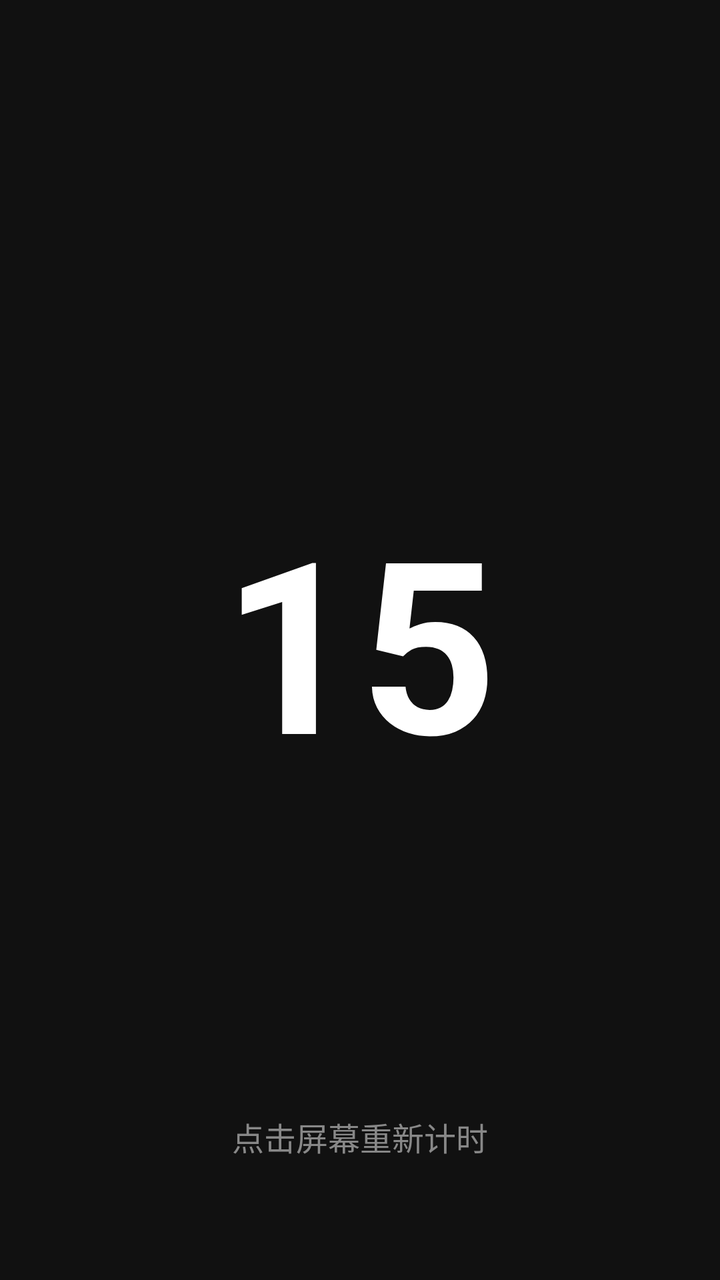
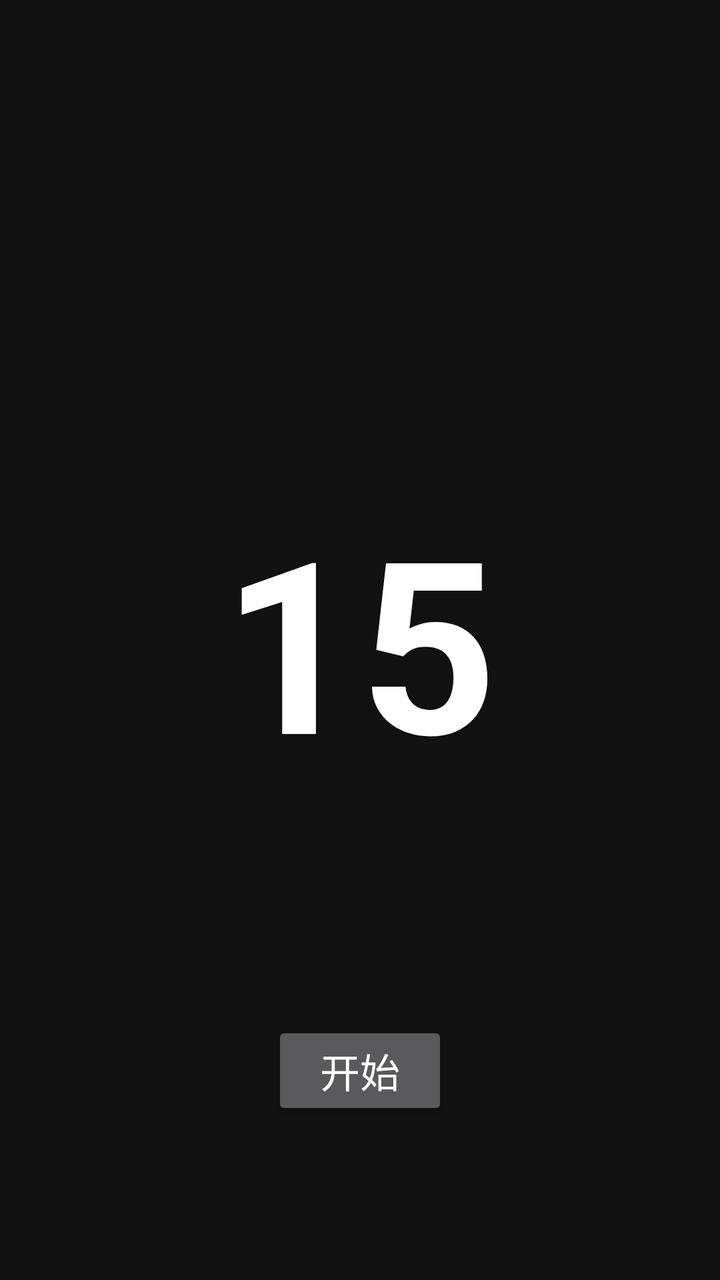

Two renders of the same Android screen: before a commit and after it. Below are the layout's source before the change and the commit's diff.
<!-- AndroidManifest.xml: application theme AppTheme -->
<!-- res/layout/activity_main.xml -->
<?xml version="1.0" encoding="utf-8"?>
<FrameLayout xmlns:android="http://schemas.android.com/apk/res/android"
    android:layout_width="match_parent"
    android:layout_height="match_parent"
    android:background="#111111">

    <TextView
        android:id="@+id/tvTimer"
        android:layout_width="wrap_content"
        android:layout_height="wrap_content"
        android:layout_gravity="center"
        android:text="15"
        android:textColor="#FFFFFF"
        android:textSize="120sp"
        android:textStyle="bold" />

    <TextView
        android:layout_width="wrap_content"
        android:layout_height="wrap_content"
        android:layout_gravity="bottom|center_horizontal"
        android:layout_marginBottom="60dp"
        android:text="点击屏幕重新计时"
        android:textColor="#888888"
        android:textSize="16sp" />

</FrameLayout>
<!-- resources referenced by this layout -->
<resources>
  <style name="AppTheme" parent="Theme.AppCompat.NoActionBar">
          <item name="android:windowBackground">#111111</item>
      </style>
</resources>

<!-- the commit's change to res/layout/activity_main.xml (unified diff, before → after) -->
@@ -14,13 +14,29 @@
         android:textSize="120sp"
         android:textStyle="bold" />
 
-    <TextView
+    <LinearLayout
         android:layout_width="wrap_content"
         android:layout_height="wrap_content"
         android:layout_gravity="bottom|center_horizontal"
-        android:layout_marginBottom="60dp"
-        android:text="点击屏幕重新计时"
-        android:textColor="#888888"
-        android:textSize="16sp" />
+        android:layout_marginBottom="80dp"
+        android:orientation="horizontal">
+
+        <Button
+            android:id="@+id/btnStart"
+            android:layout_width="wrap_content"
+            android:layout_height="wrap_content"
+            android:text="开始"
+            android:textSize="20sp" />
+
+        <Button
+            android:id="@+id/btnStop"
+            android:layout_width="wrap_content"
+            android:layout_height="wrap_content"
+            android:layout_marginStart="24dp"
+            android:text="停止"
+            android:textSize="20sp"
+            android:visibility="gone" />
+
+    </LinearLayout>
 
 </FrameLayout>
